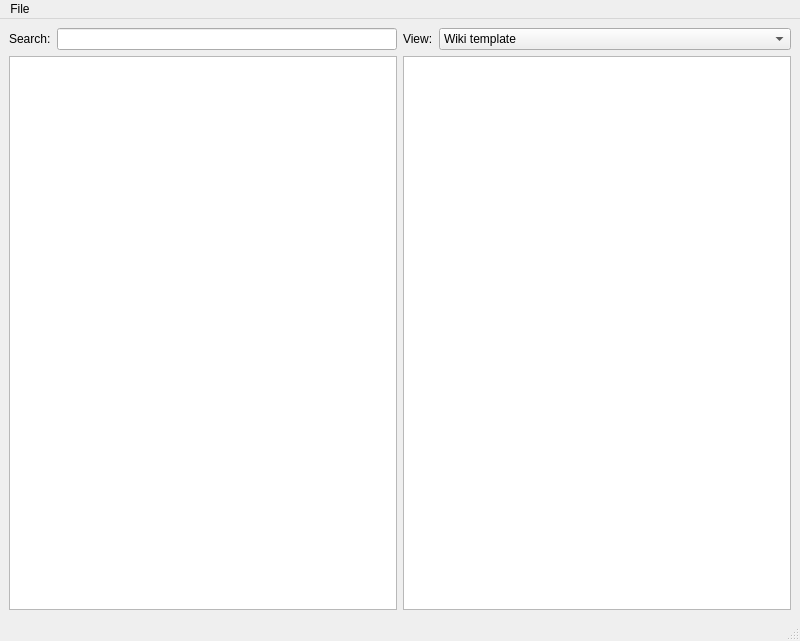
Above: qud_explorer_window.ui from TrashMonks/qud-wiki before the change. Below: the same form after it.
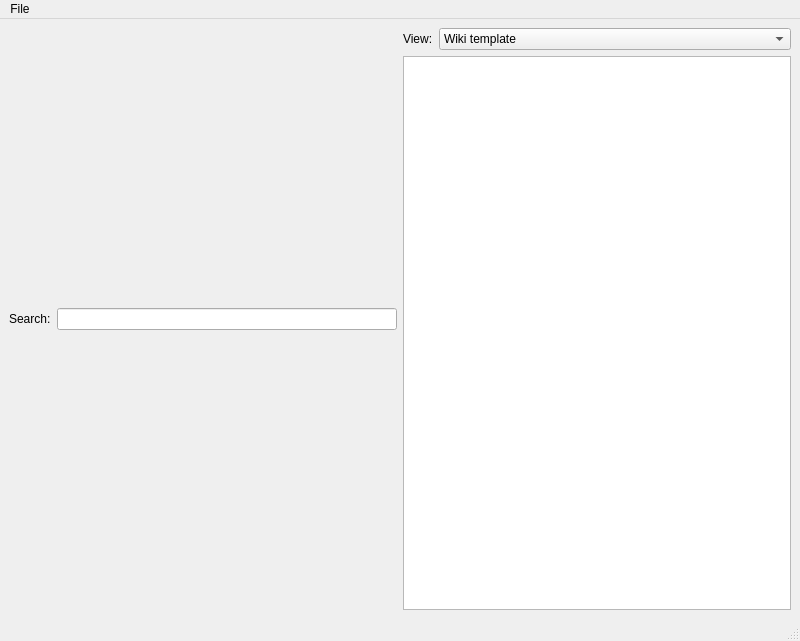
That is the form after the change.

Diff of the .ui file:
```diff
--- a/qud_explorer_window.ui
+++ b/qud_explorer_window.ui
@@ -33,22 +33,6 @@
           </item>
          </layout>
         </item>
-        <item>
-         <widget class="QTreeView" name="treeView">
-          <property name="sizePolicy">
-           <sizepolicy hsizetype="Expanding" vsizetype="Expanding">
-            <horstretch>1</horstretch>
-            <verstretch>0</verstretch>
-           </sizepolicy>
-          </property>
-          <property name="editTriggers">
-           <set>QAbstractItemView::NoEditTriggers</set>
-          </property>
-          <property name="selectionMode">
-           <enum>QAbstractItemView::ExtendedSelection</enum>
-          </property>
-         </widget>
-        </item>
        </layout>
       </item>
       <item>
```
